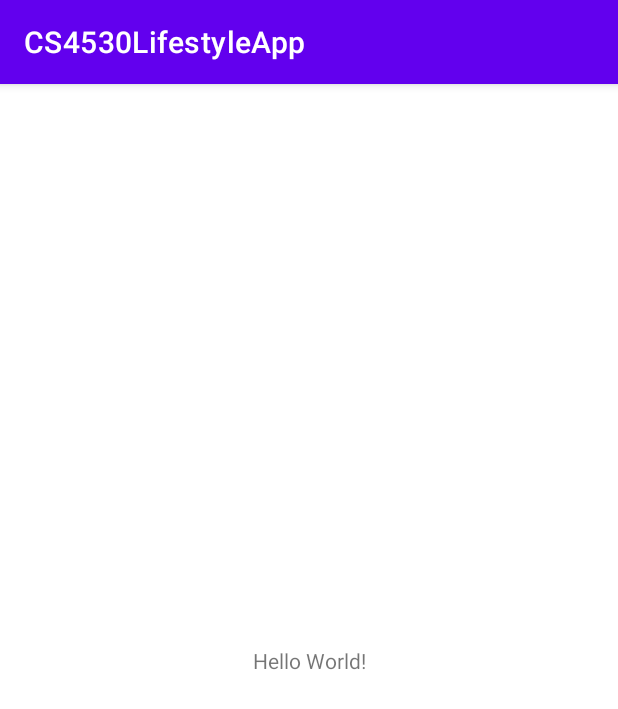
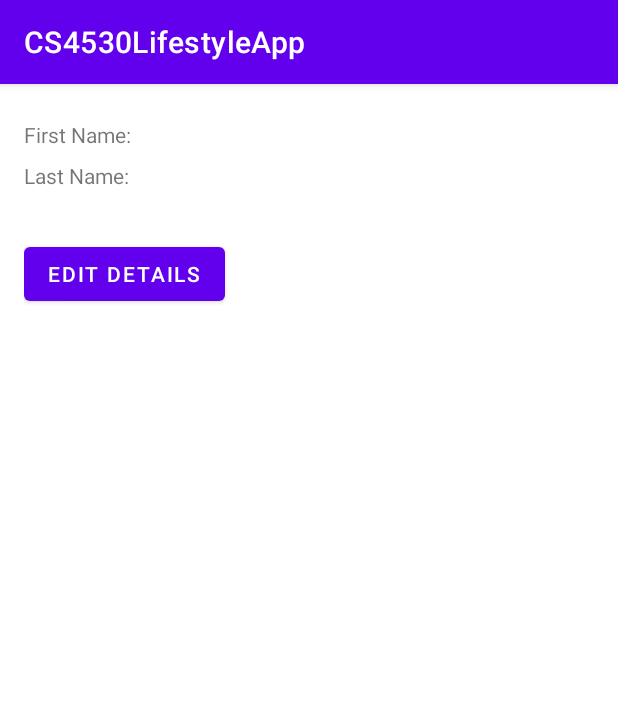
Before and after one commit to cdrudd120/CS4530LifestyleApp, an Android app: the screen it shows after launch (MainActivity), on a phone screen of 412 x 824 dp. Shown: the top 709 px of the screen. Run offline under Robolectric (Android 15) with nearby library versions, the phone set to English and light mode, and no system bars.

Commit message:
Got a basic fragment working

```diff
--- a/app/build.gradle
+++ b/app/build.gradle
@@ -38,6 +38,7 @@ dependencies {
     implementation 'androidx.appcompat:appcompat:1.4.1'
     implementation 'com.google.android.material:material:1.5.0'
     implementation 'androidx.constraintlayout:constraintlayout:2.1.3'
+    implementation 'androidx.core:core-ktx:+'
     testImplementation 'junit:junit:4.13.2'
     androidTestImplementation 'androidx.test.ext:junit:1.1.3'
     androidTestImplementation 'androidx.test.espresso:espresso-core:3.4.0'
--- a/app/src/main/java/com/example/cs4530lifestyleapp/MainActivity.kt
+++ b/app/src/main/java/com/example/cs4530lifestyleapp/MainActivity.kt
@@ -1,11 +1,57 @@
 package com.example.cs4530lifestyleapp
 
 import androidx.appcompat.app.AppCompatActivity
+import com.example.cs4530lifestyleapp.SubmitFragment.DataPassingInterface
+import android.widget.TextView
 import android.os.Bundle
+import android.view.View
+import android.widget.Button
 
-class MainActivity : AppCompatActivity() {
+class MainActivity : AppCompatActivity(), DataPassingInterface, View.OnClickListener {
+    private var mStringFirstName: String? = null
+    private var mStringLastName: String? = null
+    private var mTvFirstName: TextView? = null
+    private var mTvLastName: TextView? = null
+    private var btnEditDetails: Button? = null
     override fun onCreate(savedInstanceState: Bundle?) {
         super.onCreate(savedInstanceState)
         setContentView(R.layout.activity_main)
+
+        //Get stuff
+        mTvFirstName = findViewById<View>(R.id.tv_fn_data) as TextView
+        mTvLastName = findViewById<View>(R.id.tv_ln_data) as TextView
+        btnEditDetails = findViewById<View>(R.id.btnEditDetails) as Button
+
+        btnEditDetails!!.setOnClickListener(this)
+    }
+
+    override fun passData(data: Array<String?>?) {
+        mStringFirstName = data!![0]
+        mStringLastName = data[1]
+        if (mStringFirstName != null) {
+            mTvFirstName!!.text = mStringFirstName
+        }
+        if (mTvLastName != null) {
+            mTvLastName!!.text = mStringLastName
+        }
+        getSupportFragmentManager().findFragmentByTag("submit_frag")?.let {
+            getSupportFragmentManager().beginTransaction().remove(it).commit()
+        };
+        btnEditDetails!!.setEnabled(true);
+    }
+
+    override fun onClick(view: View) {
+        when (view.id) {
+            R.id.btnEditDetails -> {
+                //Create the fragment
+                val submitFragment = SubmitFragment()
+
+                //Replace the fragment container
+                val fTrans = supportFragmentManager.beginTransaction()
+                fTrans.replace(R.id.fl_frag_container, submitFragment, "submit_frag")
+                fTrans.commit()
+                btnEditDetails!!.setEnabled(false);
+            }
+        }
     }
 }
--- a/app/src/main/res/layout/activity_main.xml
+++ b/app/src/main/res/layout/activity_main.xml
@@ -1,18 +1,61 @@
 <?xml version="1.0" encoding="utf-8"?>
-<androidx.constraintlayout.widget.ConstraintLayout xmlns:android="http://schemas.android.com/apk/res/android"
+<LinearLayout xmlns:android="http://schemas.android.com/apk/res/android"
     xmlns:app="http://schemas.android.com/apk/res-auto"
     xmlns:tools="http://schemas.android.com/tools"
     android:layout_width="match_parent"
     android:layout_height="match_parent"
+    android:padding="16dp"
+    android:orientation="vertical"
     tools:context=".MainActivity">
 
-    <TextView
+    <androidx.fragment.app.FragmentContainerView
+        android:layout_width="match_parent"
+        android:layout_height="wrap_content"
+        android:id="@+id/fl_frag_container"
+        />
+
+    <GridLayout
+        android:layout_marginTop="8dp"
         android:layout_width="wrap_content"
         android:layout_height="wrap_content"
-        android:text="Hello World!"
-        app:layout_constraintBottom_toBottomOf="parent"
-        app:layout_constraintEnd_toEndOf="parent"
-        app:layout_constraintStart_toStartOf="parent"
-        app:layout_constraintTop_toTopOf="parent" />
+        android:columnCount="2"
+        >
+        <TextView
+            android:layout_width="wrap_content"
+            android:layout_height="wrap_content"
+            android:text="@string/first_name"
+            android:id="@+id/tv_fn_hardcoded"
+            />
 
-</androidx.constraintlayout.widget.ConstraintLayout>
+        <TextView
+            android:id="@+id/tv_fn_data"
+            android:layout_width="wrap_content"
+            android:layout_height="wrap_content"
+            android:layout_marginLeft="8dp"
+            android:visibility="visible"
+            tools:text="John" />
+        <TextView
+            android:layout_marginTop="8dp"
+            android:layout_width="wrap_content"
+            android:layout_height="wrap_content"
+            android:text="@string/last_name"
+            android:id="@+id/tv_ln_hardcoded"
+            />
+        <TextView
+            android:layout_marginTop="8dp"
+            android:layout_marginLeft="8dp"
+            android:layout_width="wrap_content"
+            android:layout_height="wrap_content"
+            tools:text="Cena"
+            android:id="@+id/tv_ln_data"
+            />
+    </GridLayout>
+    <Button
+        android:id="@+id/btnEditDetails"
+        android:layout_width="wrap_content"
+        android:layout_height="48dp"
+        android:layout_marginTop="32dp"
+        android:layout_below="@id/tv_ln_hardcoded"
+        android:layout_alignParentLeft="true"
+        android:text="Edit Details" />
+</LinearLayout>
--- a/app/src/main/res/values/strings.xml
+++ b/app/src/main/res/values/strings.xml
@@ -1,3 +1,7 @@
 <resources>
     <string name="app_name">CS4530LifestyleApp</string>
+    <string name="enter_name">Enter Name:</string>
+    <string name="submit">Submit</string>
+    <string name="first_name">First Name:</string>
+    <string name="last_name">Last Name:</string>
 </resources>
--- a/build.gradle
+++ b/build.gradle
@@ -2,5 +2,5 @@
 plugins {
     id 'com.android.application' version '7.4.1' apply false
     id 'com.android.library' version '7.4.1' apply false
-    id 'org.jetbrains.kotlin.android' version '1.8.0' apply false
+    id 'org.jetbrains.kotlin.android' version '1.8.10' apply false
 }
```
Also changed, not shown: app/src/main/java/com/example/cs4530lifestyleapp/DetailsFragment.kt (added, +97 -0 lines), app/src/main/res/layout/fragment_details.xml (added, +25 -0 lines).
